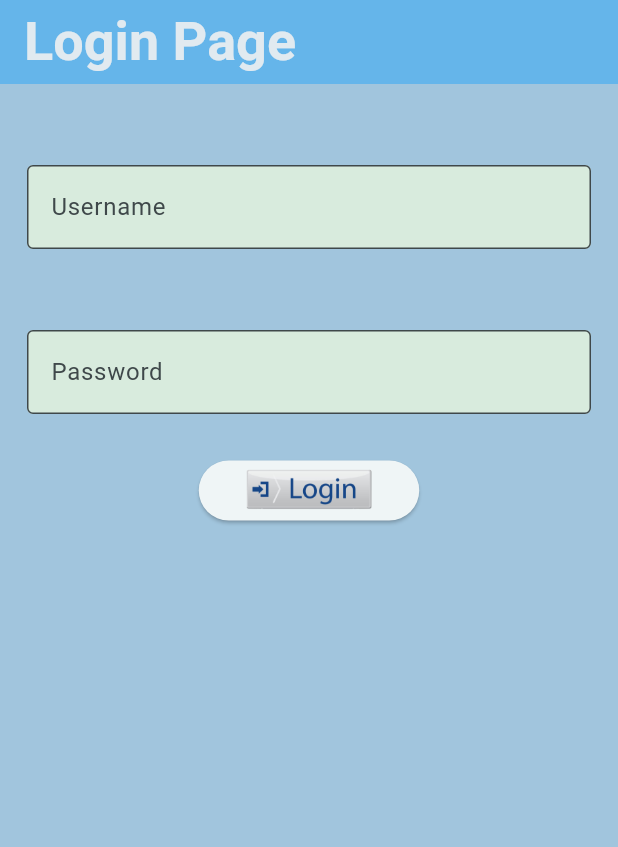
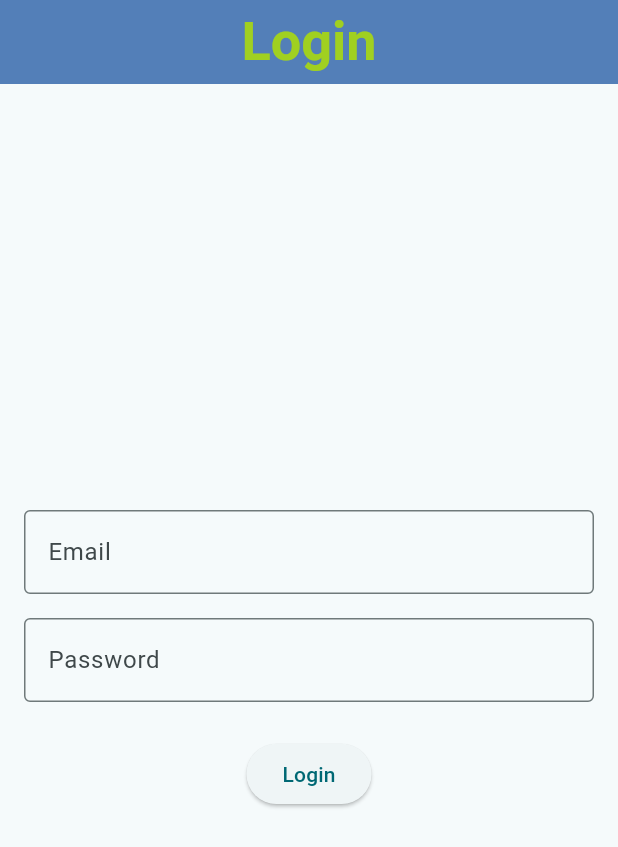
Before and after one commit to rwankurnia/erwan_kurnia, a Flutter app: the screen it shows after launch, on a phone screen of 412 x 824 dp. Shown: the top 847 px of the screen. Run offline on Flutter 3.47's test engine with Material 3 defaults, Android fonts, the phone set to English and light mode, and no system bars.

Commit message:
tugas-01

```diff
--- a/lib/main.dart
+++ b/lib/main.dart
@@ -14,7 +14,7 @@ class MyApp extends StatelessWidget {
       theme: ThemeData(
         colorScheme: ColorScheme.fromSeed(seedColor: const Color.fromARGB(255, 255, 255, 255)),
       ),
-      home: LoginApp()
+      home: LoginPage()
     );
   }
 }
--- a/lib/tugas-week-01/tugas-01.dart
+++ b/lib/tugas-week-01/tugas-01.dart
@@ -1,91 +1,55 @@
 import 'package:flutter/material.dart';
 
-class LoginApp extends StatefulWidget {
-  const LoginApp({super.key});
-
-  @override
-  State<LoginApp> createState() => _LoginAppState();
-}
-
-class _LoginAppState extends State<LoginApp> {
-
-  final _formKey = GlobalKey<FormState>();
-  TextEditingController usernameController = TextEditingController();
-  TextEditingController passwordController = TextEditingController();
+class LoginPage extends StatelessWidget {
 
     @override
     Widget build(BuildContext context) {
         return Scaffold(
             appBar: AppBar(
-        title: Text('Login Page',
+              centerTitle: true,
+                backgroundColor: const Color.fromARGB(255, 83, 127, 184),
+                title: Text('Login',
                   style: TextStyle(
-              color: const Color.fromARGB(233, 237, 239, 241),
+                    color: const Color.fromARGB(233, 167, 216, 19),
                     fontSize: 36,
                     fontWeight: FontWeight.bold,
                   ),
                 ),
-          backgroundColor: const Color.fromARGB(255, 101, 181, 234),
             ),
-      backgroundColor: const Color.fromARGB(255, 161, 197, 221),
-      body: Form(
-        key: _formKey,
-        child: Padding(
-          padding: const EdgeInsets.symmetric(horizontal: 9, vertical: 27),
+            body: Padding(
+                padding: const EdgeInsets.all(16.0),
                 child: Column(
-            crossAxisAlignment: CrossAxisAlignment.center,
+                    mainAxisAlignment: MainAxisAlignment.center,
                     children: [
-              Padding(
-                padding:
-                  const EdgeInsets.symmetric(horizontal: 9, vertical: 27),
-                  child: TextFormField(
-                    controller: usernameController,
-                    decoration: const InputDecoration(
-                      fillColor: Color.fromARGB(255, 216, 235, 221),
-                      filled: true,
-                      border: OutlineInputBorder(), labelText: "Username"),
-                    validator: (value) {
-                      if (value == null || value.isEmpty) {
-                        return 'Masukkan username';
-                      }
-                      return null;
-                    },
+                        TextField(
+                            decoration: InputDecoration(
+                                labelText: 'Email',
+                                border: OutlineInputBorder(),
                             ),
                         ),
-              Padding(
-                padding:
-                  const EdgeInsets.symmetric(horizontal: 9, vertical: 27),
-                  child: TextFormField(
-                    controller: passwordController,
+                        SizedBox(height: 16),
+                        TextField(
                             obscureText: true,
-                    decoration: const InputDecoration(
-                      fillColor: Color.fromARGB(255, 216, 235, 221),
-                      filled: true,
-                      border: OutlineInputBorder(), labelText: "Password"),
-                    validator: (value) {
-                      if (value == null || value.isEmpty) {
-                        return 'Masukkan Password';
-                      }
-                      return null;
-                    },
+                            decoration: InputDecoration(
+                                labelText: 'Password',
+                                border: OutlineInputBorder(),
                             ),
                         ),
+                        SizedBox(height: 24),
                         ElevatedButton(
                             onPressed: () {
-                  if (_formKey.currentState!.validate()) {
-                    ScaffoldMessenger.of(context).showSnackBar(
-                      const SnackBar(content: Text('OTW HALAMAN HOME PAGE')),
-                    );
-                  }
                             },
-                child: Image.asset(
-                      'assets/Login.png',
-                      width: 99,
+                            child: Text('Login'),
                         ),
-              ),
-            ]
-          ),
+                    ],
                 ),
             ),
         );
     }
 }
+
+void main() {
+    runApp(MaterialApp(
+        home: LoginPage(),
+    ));
+}
```
Also changed, not shown: lib/day-4/layout_page.dart (added), 1 other file. Lines whose indentation alone changed are shown as unchanged.
